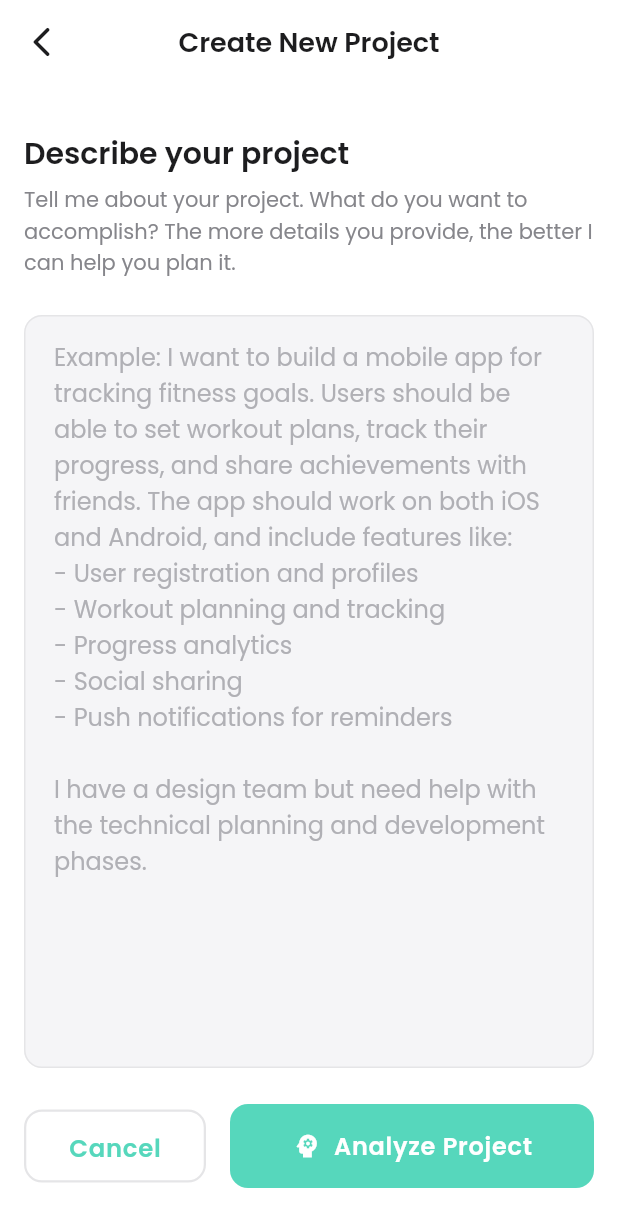
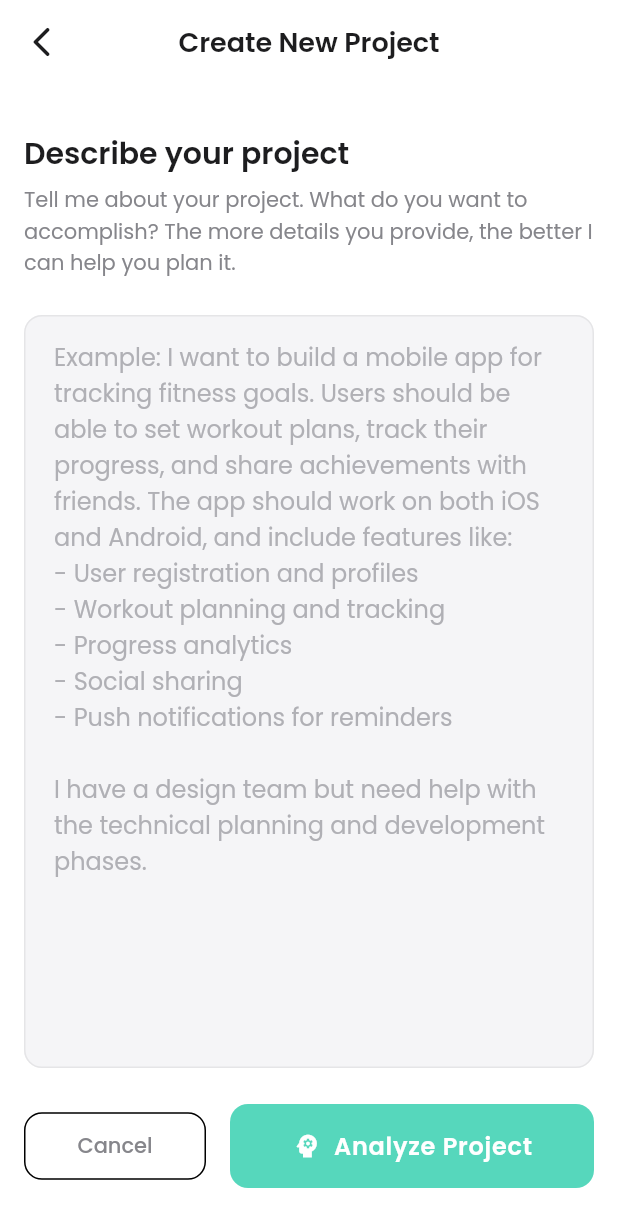
Before and after one commit to rhowson/projectflow-ai, a Flutter app: the ProjectCreationScreen screen opened by its route, on a phone screen of 412 x 824 dp. Shown: the top 1227 px of the screen. Run offline on Flutter 3.47's test engine with Material 3 defaults, Android fonts, the phone set to English and light mode, and no system bars; our stand-ins replace cloud_firestore, dio, firebase_auth, firebase_core, flutter_riverpod, flutter_screenutil and 2 more; accounts and stored records are empty; generated files the repository leaves out were written again; network calls fail.

Commit message:
fix: reduce cancel button font size in project creation screen
- Replaced CustomButton with OutlinedButton for better control
- Set explicit font size to 14 for better proportions
- Maintained consistent styling with rounded corners and proper padding
- Removed unused custom_button import

🤖 Generated with [Claude Code](https://claude.ai/code)

Co-Authored-By: Claude <noreply@anthropic.com>

```diff
--- a/lib/features/project_creation/presentation/project_creation_screen.dart
+++ b/lib/features/project_creation/presentation/project_creation_screen.dart
@@ -2,7 +2,6 @@ import 'package:flutter/material.dart';
 import 'package:flutter_riverpod/flutter_riverpod.dart';
 import 'package:go_router/go_router.dart';
 import '../../../shared/widgets/custom_app_bar.dart';
-import '../../../shared/widgets/custom_button.dart';
 import '../../../shared/widgets/loading_indicator.dart';
 import '../providers/project_provider.dart';
 
@@ -113,12 +112,23 @@ I have a design team but need help with the technical planning and development p
                 Row(
                   children: [
                     Expanded(
-                      child: CustomButton(
-                        text: 'Cancel',
-                        type: ButtonType.outlined,
+                      child: OutlinedButton(
                         onPressed: () {
                           context.pop();
                         },
+                        style: OutlinedButton.styleFrom(
+                          padding: const EdgeInsets.symmetric(horizontal: 16, vertical: 12),
+                          shape: RoundedRectangleBorder(
+                            borderRadius: BorderRadius.circular(12),
+                          ),
+                        ),
+                        child: Text(
+                          'Cancel',
+                          style: Theme.of(context).textTheme.bodyMedium?.copyWith(
+                            fontSize: 14,
+                            fontWeight: FontWeight.w500,
+                          ),
+                        ),
                       ),
                     ),
                     const SizedBox(width: 16),
```
